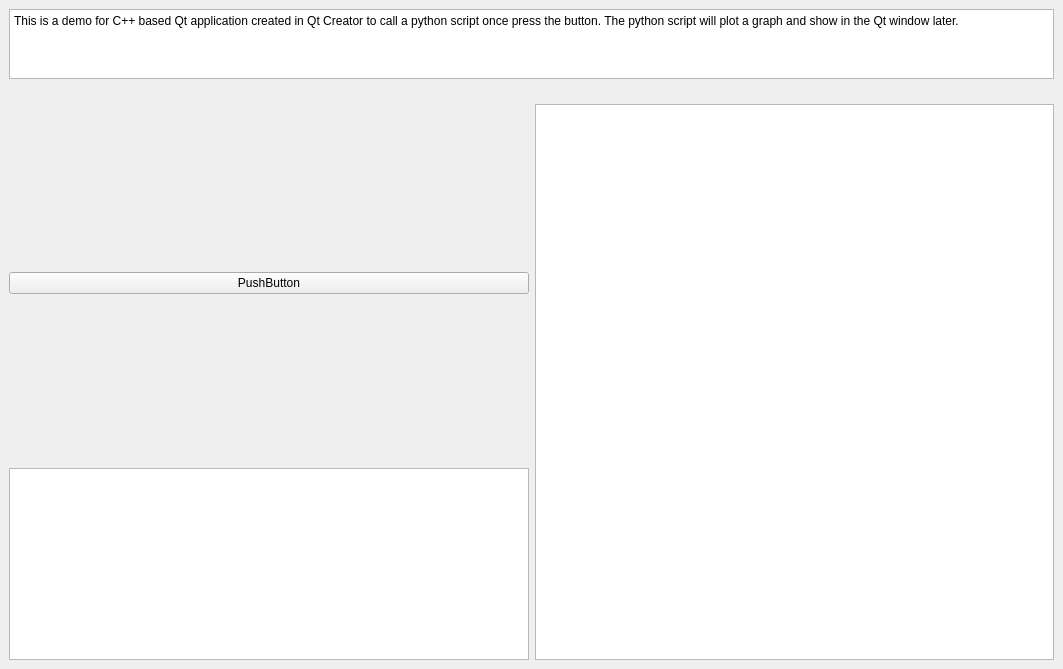
Old version of the form QtCppCallPython/mainwindow.ui in the repository Kexin-Wei/QTCpp_call_PythonScript_DisplayImage_Demo.
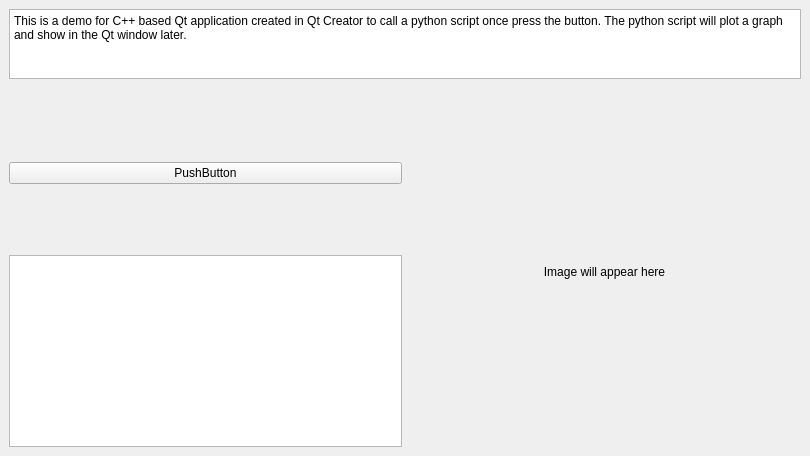
New version of the form.

What changed in the file:
```diff
--- a/QtCppCallPython/mainwindow.ui
+++ b/QtCppCallPython/mainwindow.ui
@@ -6,8 +6,8 @@
    <rect>
     <x>0</x>
     <y>0</y>
-    <width>1063</width>
-    <height>669</height>
+    <width>810</width>
+    <height>456</height>
    </rect>
   </property>
   <property name="windowTitle">
@@ -42,7 +42,7 @@
      </spacer>
     </item>
     <item>
-     <layout class="QHBoxLayout" name="horizontalLayout_2">
+     <layout class="QHBoxLayout" name="horizontalLayout" stretch="5,5">
       <item>
        <layout class="QVBoxLayout" name="verticalLayout_3">
         <item>
@@ -84,7 +84,14 @@
        </layout>
       </item>
       <item>
-       <widget class="QGraphicsView" name="graphicsView_2"/>
+       <widget class="QLabel" name="label">
+        <property name="text">
+         <string>Image will appear here</string>
+        </property>
+        <property name="alignment">
+         <set>Qt::AlignCenter</set>
+        </property>
+       </widget>
       </item>
      </layout>
     </item>
```
Left out of the diff: 4 changed lines with no effect on the pictures.
